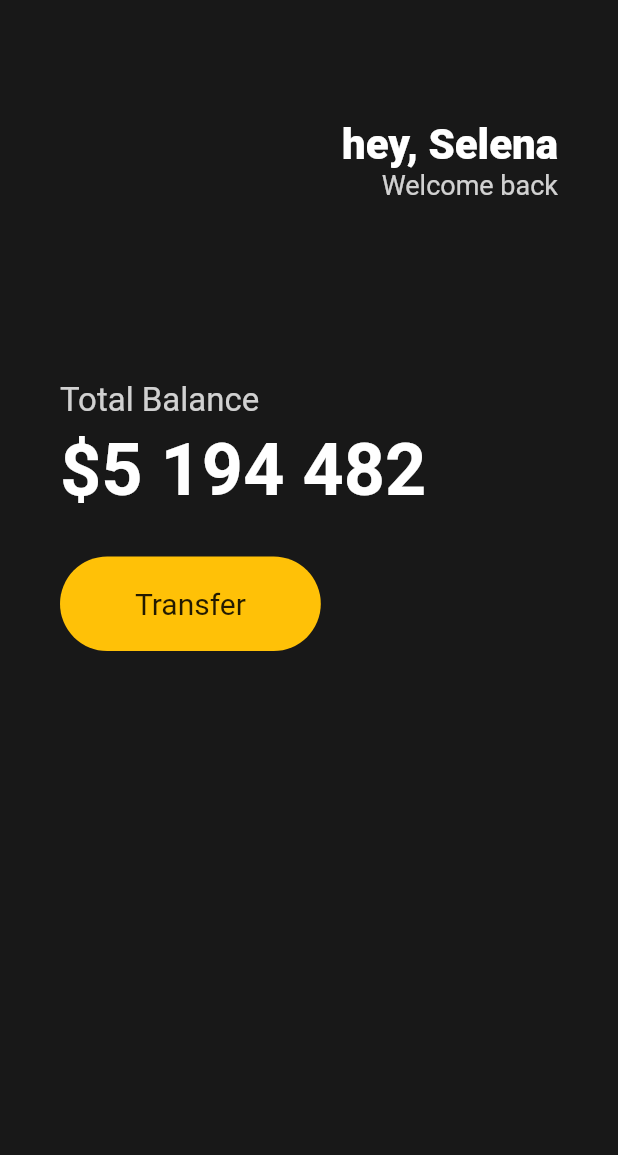
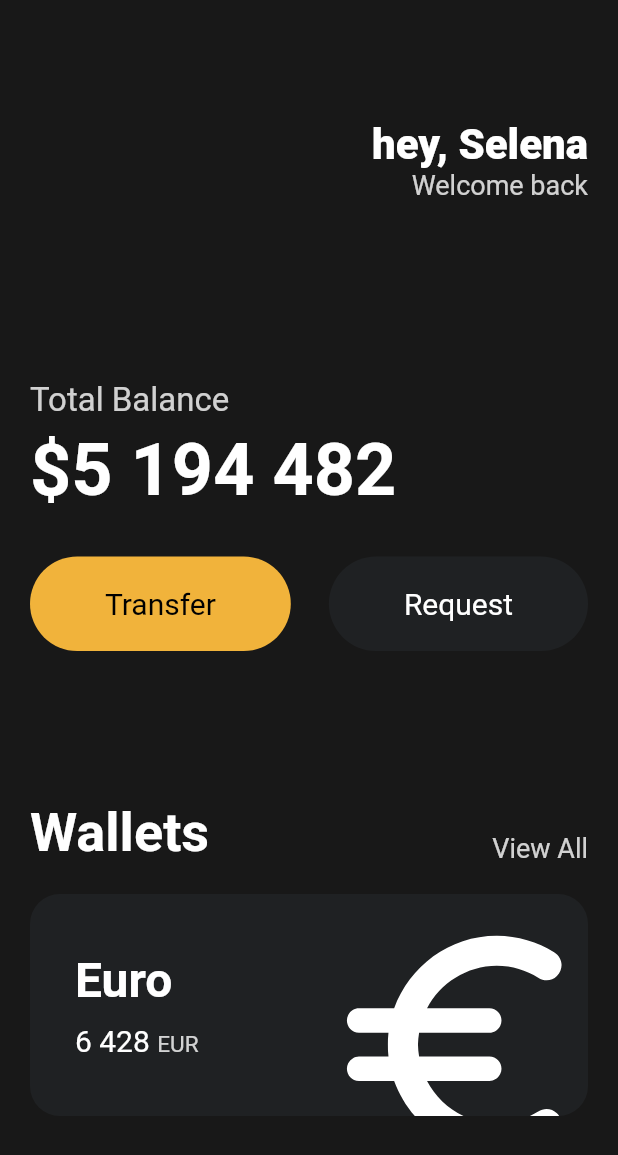
Before and after one commit to hwan20c/testflutter, a Flutter app: the screen it shows after launch, on a phone screen of 412 x 824 dp. Shown: the top 1155 px of the screen. Run offline on Flutter 3.47's test engine with Material 2 defaults, Android fonts, the phone set to English and light mode, and no system bars.

Commit message:
Icon create

```diff
--- a/lib/main.dart
+++ b/lib/main.dart
@@ -1,23 +1,26 @@
 import 'package:flutter/material.dart';
+import 'package:toonflix/widgets/button.dart';
 
 void main() {
-  runApp(App());
+  runApp(const App());
 }
 
 class App extends StatelessWidget {
+  const App({super.key});
+
   @override
   Widget build(BuildContext context) {
     return MaterialApp(
       home: Scaffold(
-        backgroundColor: Color(0xFF181818),
+        backgroundColor: const Color(0xFF181818),
         body: Padding(
-          padding: EdgeInsets.symmetric(
-            horizontal: 40,
+          padding: const EdgeInsets.symmetric(
+            horizontal: 20,
           ),
           child: Column(
             crossAxisAlignment: CrossAxisAlignment.start,
             children: [
-              SizedBox(
+              const SizedBox(
                 height: 80,
               ),
               Row(
@@ -25,7 +28,7 @@ class App extends StatelessWidget {
                 children: [
                   Column(
                     crossAxisAlignment: CrossAxisAlignment.end,
-                    children: [
+                    children: const [
                       Text(
                         'hey, Selena',
                         style: TextStyle(
@@ -45,7 +48,7 @@ class App extends StatelessWidget {
                   ),
                 ],
               ),
-              SizedBox(
+              const SizedBox(
                 height: 120,
               ),
               Text(
@@ -55,10 +58,10 @@ class App extends StatelessWidget {
                   color: Colors.white.withOpacity(0.8),
                 ),
               ),
-              SizedBox(
+              const SizedBox(
                 height: 5,
               ),
-              Text(
+              const Text(
                 '\$5 194 482',
                 style: TextStyle(
                   fontSize: 48,
@@ -66,30 +69,114 @@ class App extends StatelessWidget {
                   color: Colors.white,
                 ),
               ),
-              SizedBox(
+              const SizedBox(
                 height: 30,
               ),
               Row(
+                mainAxisAlignment: MainAxisAlignment.spaceBetween,
+                children: const [
+                  Button(
+                    text: 'Transfer',
+                    bgColor: Color(0xFFF1B33B),
+                    textColor: Colors.black,
+                  ),
+                  Button(
+                    text: 'Request',
+                    bgColor: Color(0xFF1F2123),
+                    textColor: Colors.white,
+                  ),
+                ],
+              ),
+              const SizedBox(
+                height: 100,
+              ),
+              Row(
+                crossAxisAlignment: CrossAxisAlignment.end,
+                mainAxisAlignment: MainAxisAlignment.spaceBetween,
                 children: [
+                  const Text(
+                    'Wallets',
+                    style: TextStyle(
+                      color: Colors.white,
+                      fontSize: 36,
+                      fontWeight: FontWeight.w600,
+                    ),
+                  ),
+                  Text(
+                    'View All',
+                    style: TextStyle(
+                      color: Colors.white.withOpacity(0.8),
+                      fontSize: 18,
+                    ),
+                  ),
+                ],
+              ),
+              const SizedBox(
+                height: 20,
+              ),
               Container(
+                clipBehavior: Clip.hardEdge,
                 decoration: BoxDecoration(
-                      color: Colors.amber,
-                      borderRadius: BorderRadius.circular(45),
+                  color: const Color(0xFF1F2123),
+                  borderRadius: BorderRadius.circular(20),
                 ),
                 child: Padding(
-                      padding: EdgeInsets.symmetric(
-                        vertical: 20,
-                        horizontal: 50,
+                  padding: const EdgeInsets.all(30),
+                  child: Row(
+                    mainAxisAlignment: MainAxisAlignment.spaceBetween,
+                    children: [
+                      Column(
+                        crossAxisAlignment: CrossAxisAlignment.start,
+                        children: [
+                          const Text(
+                            'Euro',
+                            style: TextStyle(
+                              color: Colors.white,
+                              fontSize: 32,
+                              fontWeight: FontWeight.w600,
                             ),
-                      child: Text(
-                        'Transfer',
+                          ),
+                          const SizedBox(
+                            height: 10,
+                          ),
+                          Row(
+                            crossAxisAlignment: CrossAxisAlignment.end,
+                            children: [
+                              const Text(
+                                '6 428',
                                 style: TextStyle(
+                                  color: Colors.white,
                                   fontSize: 20,
                                 ),
+                              ),
+                              const SizedBox(
+                                width: 5,
+                              ),
+                              Text(
+                                'EUR',
+                                style: TextStyle(
+                                  color: Colors.white.withOpacity(0.8),
+                                  fontSize: 15,
+                                ),
+                              ),
+                            ],
+                          ),
+                        ],
+                      ),
+                      Transform.scale(
+                        scale: 2.2,
+                        child: Transform.translate(
+                          offset: const Offset(-5, 12),
+                          child: const Icon(
+                            Icons.euro_rounded,
+                            color: Colors.white,
+                            size: 88,
                           ),
                         ),
                       ),
                     ],
+                  ),
+                ),
               ),
             ],
           ),
--- /dev/null
+++ b/lib/widgets/button.dart
@@ -0,0 +1,37 @@
+import 'package:flutter/material.dart';
+
+class Button extends StatelessWidget {
+  final String text;
+  final Color bgColor;
+  final Color textColor;
+
+  const Button({
+    super.key,
+    required this.text,
+    required this.bgColor,
+    required this.textColor,
+  });
+
+  @override
+  Widget build(BuildContext context) {
+    return Container(
+      decoration: BoxDecoration(
+        color: bgColor,
+        borderRadius: BorderRadius.circular(45),
+      ),
+      child: Padding(
+        padding: const EdgeInsets.symmetric(
+          vertical: 20,
+          horizontal: 50,
+        ),
+        child: Text(
+          text,
+          style: TextStyle(
+            color: textColor,
+            fontSize: 20,
+          ),
+        ),
+      ),
+    );
+  }
+}
```
Lines whose indentation alone changed are shown as unchanged.
